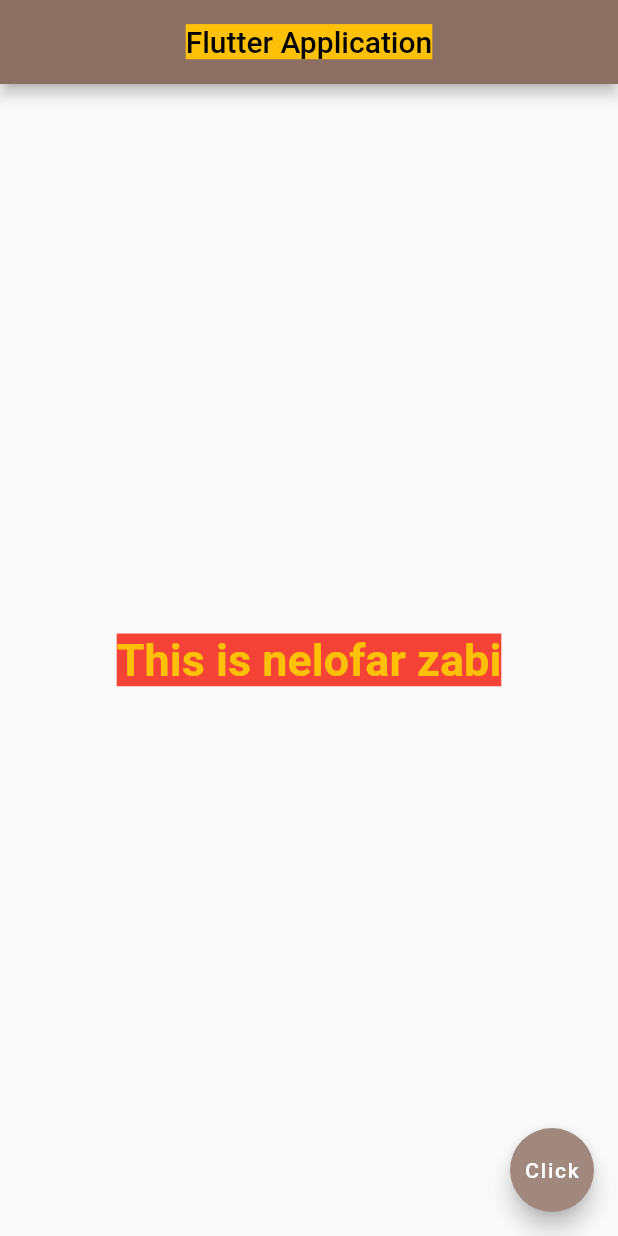
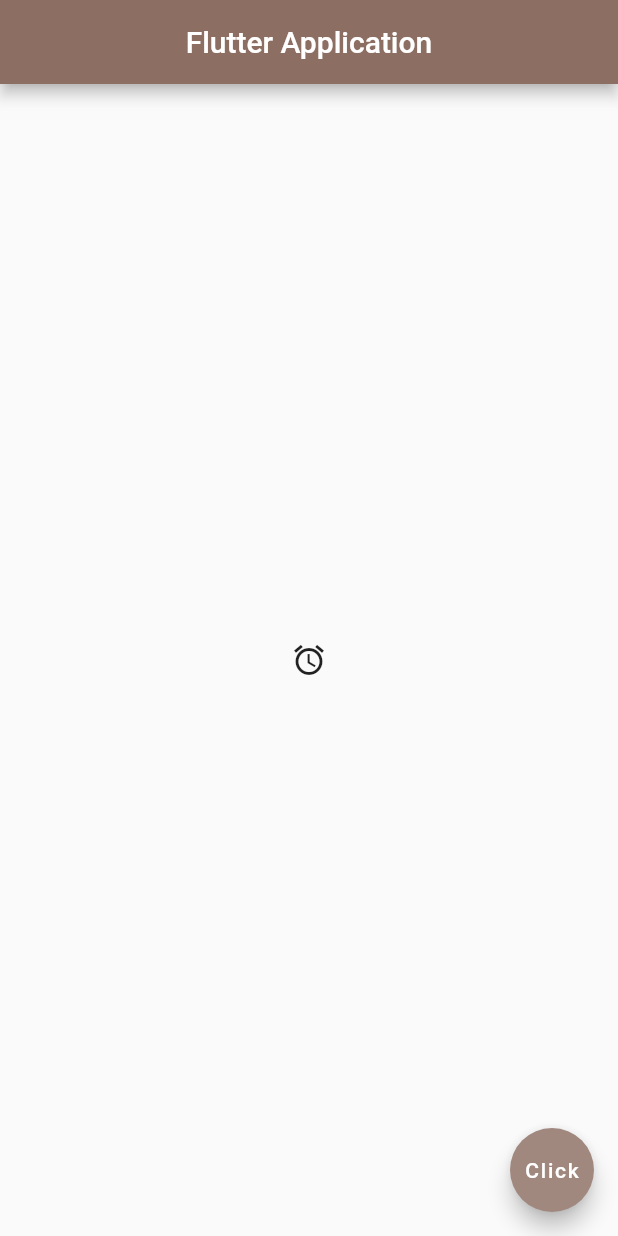
Before and after one commit to Nelofarzabi/Flutter_App, a Flutter app: the screen it shows after launch, on a phone screen of 412 x 824 dp. Run offline on Flutter 3.47's test engine with Material 2 defaults, Android fonts, the phone set to English and light mode, and no system bars.

Commit message:
Add icons

```diff
--- a/lib/main.dart
+++ b/lib/main.dart
@@ -13,20 +13,12 @@ class Home extends StatelessWidget {
   appBar: AppBar(title:Text(
     'Flutter Application',
       style: TextStyle(
-      backgroundColor: Colors.amber ,
-      color: Colors.black,
+      color: Colors.white,
     ),
 
   ) , centerTitle: true, backgroundColor:Colors.brown[400],),
-     body: Center(child: Text(
-      'This is nelofar zabi',
-      style: TextStyle(
-        fontSize: 30 ,
-        backgroundColor: Colors.red ,
-        color: Colors.amber,
-        fontWeight: FontWeight.bold
-      ),
-     ),),
+     body: Center(child:Icon(Icons.access_alarm_outlined,)
+     ),
   floatingActionButton: FloatingActionButton(onPressed: null , child:Text('Click') , backgroundColor: Colors.brown[300],),
  );
  }
--- a/pubspec.yaml
+++ b/pubspec.yaml
@@ -59,9 +59,8 @@ flutter:
   uses-material-design: true
 
   # To add assets to your application, add an assets section, like this:
-  # assets:
-  #   - images/a_dot_burr.jpeg
-  #   - images/a_dot_ham.jpeg
+  assets:
+    - assets/nelo.jpg
 
   # An image asset can refer to one or more resolution-specific "variants", see
   # https://flutter.dev/assets-and-images/#resolution-aware
```
Also changed, not shown: assets/nelo.jpg (added).
